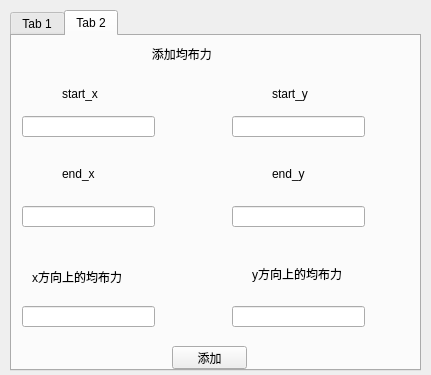
Old version of the form finite-element-cuda-new/DialogAddForces.ui in the repository epocode/finite-element-cuda-new.
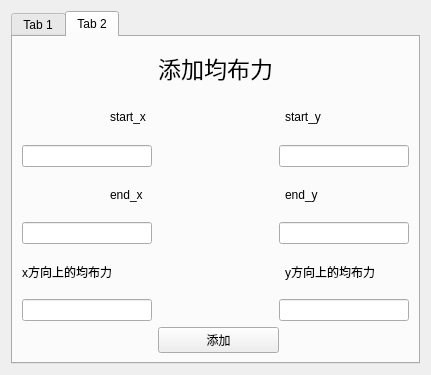
New version of the form. The open tabs and pages were chosen to show the change.

Diff of the .ui file:
```diff
--- a/finite-element-cuda-new/DialogAddForces.ui
+++ b/finite-element-cuda-new/DialogAddForces.ui
@@ -13,311 +13,479 @@
   <property name="windowTitle">
    <string>Dialog</string>
   </property>
-  <widget class="QTabWidget" name="tabWidget">
-   <property name="geometry">
-    <rect>
-     <x>10</x>
-     <y>10</y>
-     <width>411</width>
-     <height>361</height>
-    </rect>
-   </property>
-   <property name="currentIndex">
-    <number>1</number>
-   </property>
-   <widget class="QWidget" name="tab">
-    <attribute name="title">
-     <string>Tab 1</string>
-    </attribute>
-    <widget class="QLineEdit" name="lineEdit_3">
-     <property name="geometry">
-      <rect>
-       <x>20</x>
-       <y>180</y>
-       <width>133</width>
-       <height>21</height>
-      </rect>
+  <layout class="QVBoxLayout" name="verticalLayout">
+   <item>
+    <widget class="QTabWidget" name="tabWidget">
+     <property name="currentIndex">
+      <number>0</number>
      </property>
+     <widget class="QWidget" name="tab">
+      <attribute name="title">
+       <string>Tab 1</string>
+      </attribute>
+      <layout class="QGridLayout" name="gridLayout">
+       <item row="0" column="0">
+        <spacer name="horizontalSpacer_7">
+         <property name="orientation">
+          <enum>Qt::Orientation::Horizontal</enum>
+         </property>
+         <property name="sizeHint" stdset="0">
+          <size>
+           <width>96</width>
+           <height>20</height>
+          </size>
+         </property>
+        </spacer>
+       </item>
+       <item row="0" column="1" colspan="7">
+        <widget class="QLabel" name="label_16">
+         <property name="font">
+          <font>
+           <pointsize>16</pointsize>
+          </font>
+         </property>
+         <property name="text">
+          <string>     添加集中力</string>
+         </property>
+        </widget>
+       </item>
+       <item row="0" column="8">
+        <spacer name="horizontalSpacer_8">
+         <property name="orientation">
+          <enum>Qt::Orientation::Horizontal</enum>
+         </property>
+         <property name="sizeHint" stdset="0">
+          <size>
+           <width>96</width>
+           <height>20</height>
+          </size>
+         </property>
+        </spacer>
+       </item>
+       <item row="1" column="0">
+        <spacer name="horizontalSpacer_9">
+         <property name="orientation">
+          <enum>Qt::Orientation::Horizontal</enum>
+         </property>
+         <property name="sizeHint" stdset="0">
+          <size>
+           <width>96</width>
+           <height>20</height>
+          </size>
+         </property>
+        </spacer>
+       </item>
+       <item row="1" column="1">
+        <widget class="QLabel" name="label_17">
+         <property name="text">
+          <string>x</string>
+         </property>
+        </widget>
+       </item>
+       <item row="1" column="2" colspan="5">
+        <spacer name="horizontalSpacer_6">
+         <property name="orientation">
+          <enum>Qt::Orientation::Horizontal</enum>
+         </property>
+         <property name="sizeHint" stdset="0">
+          <size>
+           <width>150</width>
+           <height>20</height>
+          </size>
+         </property>
+        </spacer>
+       </item>
+       <item row="1" column="7">
+        <widget class="QLabel" name="label_7">
+         <property name="text">
+          <string>y</string>
+         </property>
+        </widget>
+       </item>
+       <item row="1" column="8">
+        <spacer name="horizontalSpacer_10">
+         <property name="orientation">
+          <enum>Qt::Orientation::Horizontal</enum>
+         </property>
+         <property name="sizeHint" stdset="0">
+          <size>
+           <width>96</width>
+           <height>20</height>
+          </size>
+         </property>
+        </spacer>
+       </item>
+       <item row="2" column="0" colspan="4">
+        <widget class="QLineEdit" name="lineEdit_1"/>
+       </item>
+       <item row="2" column="4">
+        <spacer name="horizontalSpacer">
+         <property name="orientation">
+          <enum>Qt::Orientation::Horizontal</enum>
+         </property>
+         <property name="sizeHint" stdset="0">
+          <size>
+           <width>126</width>
+           <height>20</height>
+          </size>
+         </property>
+        </spacer>
+       </item>
+       <item row="2" column="5" colspan="4">
+        <widget class="QLineEdit" name="lineEdit_2"/>
+       </item>
+       <item row="3" column="0" colspan="3">
+        <widget class="QLabel" name="label_14">
+         <property name="text">
+          <string>x方向上力的大小</string>
+         </property>
+        </widget>
+       </item>
+       <item row="3" column="4">
+        <spacer name="horizontalSpacer_5">
+         <property name="orientation">
+          <enum>Qt::Orientation::Horizontal</enum>
+         </property>
+         <property name="sizeHint" stdset="0">
+          <size>
+           <width>126</width>
+           <height>20</height>
+          </size>
+         </property>
+        </spacer>
+       </item>
+       <item row="3" column="5" colspan="4">
+        <widget class="QLabel" name="label_15">
+         <property name="text">
+          <string>y方向上力的大小</string>
+         </property>
+        </widget>
+       </item>
+       <item row="4" column="0" colspan="4">
+        <widget class="QLineEdit" name="lineEdit_3"/>
+       </item>
+       <item row="4" column="4">
+        <spacer name="horizontalSpacer_2">
+         <property name="orientation">
+          <enum>Qt::Orientation::Horizontal</enum>
+         </property>
+         <property name="sizeHint" stdset="0">
+          <size>
+           <width>126</width>
+           <height>20</height>
+          </size>
+         </property>
+        </spacer>
+       </item>
+       <item row="4" column="5" colspan="4">
+        <widget class="QLineEdit" name="lineEdit_4"/>
+       </item>
+       <item row="5" column="0" colspan="3">
+        <spacer name="horizontalSpacer_3">
+         <property name="orientation">
+          <enum>Qt::Orientation::Horizontal</enum>
+         </property>
+         <property name="sizeHint" stdset="0">
+          <size>
+           <width>115</width>
+           <height>20</height>
+          </size>
+         </property>
+        </spacer>
+       </item>
+       <item row="5" column="3" colspan="3">
+        <widget class="QPushButton" name="pushButton">
+         <property name="text">
+          <string>添加</string>
+         </property>
+        </widget>
+       </item>
+       <item row="5" column="6" colspan="3">
+        <spacer name="horizontalSpacer_4">
+         <property name="orientation">
+          <enum>Qt::Orientation::Horizontal</enum>
+         </property>
+         <property name="sizeHint" stdset="0">
+          <size>
+           <width>115</width>
+           <height>20</height>
+          </size>
+         </property>
+        </spacer>
+       </item>
+      </layout>
+     </widget>
+     <widget class="QWidget" name="tab_2">
+      <attribute name="title">
+       <string>Tab 2</string>
+      </attribute>
+      <layout class="QGridLayout" name="gridLayout_2">
+       <item row="0" column="0" colspan="3">
+        <spacer name="horizontalSpacer_11">
+         <property name="orientation">
+          <enum>Qt::Orientation::Horizontal</enum>
+         </property>
+         <property name="sizeHint" stdset="0">
+          <size>
+           <width>127</width>
+           <height>20</height>
+          </size>
+         </property>
+        </spacer>
+       </item>
+       <item row="0" column="3">
+        <widget class="QLabel" name="label_24">
+         <property name="font">
+          <font>
+           <pointsize>17</pointsize>
+          </font>
+         </property>
+         <property name="text">
+          <string>添加均布力</string>
+         </property>
+        </widget>
+       </item>
+       <item row="0" column="5" colspan="2">
+        <spacer name="horizontalSpacer_12">
+         <property name="orientation">
+          <enum>Qt::Orientation::Horizontal</enum>
+         </property>
+         <property name="sizeHint" stdset="0">
+          <size>
+           <width>121</width>
+           <height>20</height>
+          </size>
+         </property>
+        </spacer>
+       </item>
+       <item row="1" column="0">
+        <spacer name="horizontalSpacer_15">
+         <property name="orientation">
+          <enum>Qt::Orientation::Horizontal</enum>
+         </property>
+         <property name="sizeHint" stdset="0">
+          <size>
+           <width>77</width>
+           <height>18</height>
+          </size>
+         </property>
+        </spacer>
+       </item>
+       <item row="1" column="1">
+        <widget class="QLabel" name="label_21">
+         <property name="text">
+          <string>start_x</string>
+         </property>
+        </widget>
+       </item>
+       <item row="1" column="2" colspan="3">
+        <spacer name="horizontalSpacer_14">
+         <property name="orientation">
+          <enum>Qt::Orientation::Horizontal</enum>
+         </property>
+         <property name="sizeHint" stdset="0">
+          <size>
+           <width>126</width>
+           <height>20</height>
+          </size>
+         </property>
+        </spacer>
+       </item>
+       <item row="1" column="5">
+        <widget class="QLabel" name="label_23">
+         <property name="text">
+          <string>start_y</string>
+         </property>
+        </widget>
+       </item>
+       <item row="1" column="6">
+        <spacer name="horizontalSpacer_16">
+         <property name="orientation">
+          <enum>Qt::Orientation::Horizontal</enum>
+         </property>
+         <property name="sizeHint" stdset="0">
+          <size>
+           <width>77</width>
+           <height>20</height>
+          </size>
+         </property>
+        </spacer>
+       </item>
+       <item row="2" column="0" colspan="3">
+        <widget class="QLineEdit" name="lineEdit_5"/>
+       </item>
+       <item row="2" column="3">
+        <spacer name="horizontalSpacer_13">
+         <property name="orientation">
+          <enum>Qt::Orientation::Horizontal</enum>
+         </property>
+         <property name="sizeHint" stdset="0">
+          <size>
+           <width>114</width>
+           <height>20</height>
+          </size>
+         </property>
+        </spacer>
+       </item>
+       <item row="2" column="4" colspan="3">
+        <widget class="QLineEdit" name="lineEdit_6"/>
+       </item>
+       <item row="3" column="0">
+        <spacer name="horizontalSpacer_18">
+         <property name="orientation">
+          <enum>Qt::Orientation::Horizontal</enum>
+         </property>
+         <property name="sizeHint" stdset="0">
+          <size>
+           <width>77</width>
+           <height>18</height>
+          </size>
+         </property>
+        </spacer>
+       </item>
+       <item row="3" column="1">
+        <widget class="QLabel" name="label_20">
+         <property name="text">
+          <string>end_x</string>
+         </property>
+        </widget>
+       </item>
+       <item row="3" column="2" colspan="3">
+        <spacer name="horizontalSpacer_17">
+         <property name="orientation">
+          <enum>Qt::Orientation::Horizontal</enum>
+         </property>
+         <property name="sizeHint" stdset="0">
+          <size>
+           <width>126</width>
+           <height>20</height>
+          </size>
+         </property>
+        </spacer>
+       </item>
+       <item row="3" column="5">
+        <widget class="QLabel" name="label_22">
+         <property name="text">
+          <string>end_y</string>
+         </property>
+        </widget>
+       </item>
+       <item row="3" column="6">
+        <spacer name="horizontalSpacer_19">
+         <property name="orientation">
+          <enum>Qt::Orientation::Horizontal</enum>
+         </property>
+         <property name="sizeHint" stdset="0">
+          <size>
+           <width>77</width>
+           <height>20</height>
+          </size>
+         </property>
+        </spacer>
+       </item>
+       <item row="4" column="0" colspan="3">
+        <widget class="QLineEdit" name="lineEdit_7"/>
+       </item>
+       <item row="4" column="3">
+        <spacer name="horizontalSpacer_20">
+         <property name="orientation">
+          <enum>Qt::Orientation::Horizontal</enum>
+         </property>
+         <property name="sizeHint" stdset="0">
+          <size>
+           <width>114</width>
+           <height>20</height>
+          </size>
+         </property>
+        </spacer>
+       </item>
+       <item row="4" column="4" colspan="3">
+        <widget class="QLineEdit" name="lineEdit_8"/>
+       </item>
+       <item row="5" column="0" colspan="3">
+        <widget class="QLabel" name="label_18">
+         <property name="text">
+          <string>x方向上的均布力</string>
+         </property>
+        </widget>
+       </item>
+       <item row="5" column="3">
+        <spacer name="horizontalSpacer_21">
+         <property name="orientation">
+          <enum>Qt::Orientation::Horizontal</enum>
+         </property>
+         <property name="sizeHint" stdset="0">
+          <size>
+           <width>114</width>
+           <height>20</height>
+          </size>
+         </property>
+        </spacer>
+       </item>
+       <item row="5" column="5" colspan="2">
+        <widget class="QLabel" name="label_19">
+         <property name="text">
+          <string>y方向上的均布力</string>
+         </property>
+        </widget>
+       </item>
+       <item row="6" column="0" colspan="3">
+        <widget class="QLineEdit" name="lineEdit_9"/>
+       </item>
+       <item row="6" column="3">
+        <spacer name="horizontalSpacer_22">
+         <property name="orientation">
+          <enum>Qt::Orientation::Horizontal</enum>
+         </property>
+         <property name="sizeHint" stdset="0">
+          <size>
+           <width>114</width>
+           <height>20</height>
+          </size>
+         </property>
+        </spacer>
+       </item>
+       <item row="6" column="4" colspan="3">
+        <widget class="QLineEdit" name="lineEdit_10"/>
+       </item>
+       <item row="7" column="0" colspan="3">
+        <spacer name="horizontalSpacer_23">
+         <property name="orientation">
+          <enum>Qt::Orientation::Horizontal</enum>
+         </property>
+         <property name="sizeHint" stdset="0">
+          <size>
+           <width>127</width>
+           <height>20</height>
+          </size>
+         </property>
+        </spacer>
+       </item>
+       <item row="7" column="3" colspan="2">
+        <widget class="QPushButton" name="pushButton_2">
+         <property name="text">
+          <string>添加</string>
+         </property>
+        </widget>
+       </item>
+       <item row="7" column="5" colspan="2">
+        <spacer name="horizontalSpacer_24">
+         <property name="orientation">
+          <enum>Qt::Orientation::Horizontal</enum>
+         </property>
+         <property name="sizeHint" stdset="0">
+          <size>
+           <width>121</width>
+           <height>20</height>
+          </size>
+         </property>
+        </spacer>
+       </item>
+      </layout>
+     </widget>
     </widget>
-    <widget class="QLabel" name="label_7">
-     <property name="geometry">
-      <rect>
-       <x>270</x>
-       <y>40</y>
-       <width>16</width>
-       <height>16</height>
-      </rect>
-     </property>
-     <property name="text">
-      <string>y</string>
-     </property>
-    </widget>
-    <widget class="QLabel" name="label_14">
-     <property name="geometry">
-      <rect>
-       <x>30</x>
-       <y>140</y>
-       <width>90</width>
-       <height>16</height>
-      </rect>
-     </property>
-     <property name="text">
-      <string>x方向上力的大小</string>
-     </property>
-    </widget>
-    <widget class="QLineEdit" name="lineEdit_4">
-     <property name="geometry">
-      <rect>
-       <x>220</x>
-       <y>180</y>
-       <width>133</width>
-       <height>21</height>
-      </rect>
-     </property>
-    </widget>
-    <widget class="QLineEdit" name="lineEdit_2">
-     <property name="geometry">
-      <rect>
-       <x>220</x>
-       <y>70</y>
-       <width>133</width>
-       <height>21</height>
-      </rect>
-     </property>
-    </widget>
-    <widget class="QLineEdit" name="lineEdit_1">
-     <property name="geometry">
-      <rect>
-       <x>20</x>
-       <y>70</y>
-       <width>133</width>
-       <height>21</height>
-      </rect>
-     </property>
-    </widget>
-    <widget class="QLabel" name="label_15">
-     <property name="geometry">
-      <rect>
-       <x>230</x>
-       <y>140</y>
-       <width>90</width>
-       <height>16</height>
-      </rect>
-     </property>
-     <property name="text">
-      <string>y方向上力的大小</string>
-     </property>
-    </widget>
-    <widget class="QLabel" name="label_16">
-     <property name="geometry">
-      <rect>
-       <x>10</x>
-       <y>10</y>
-       <width>208</width>
-       <height>16</height>
-      </rect>
-     </property>
-     <property name="text">
-      <string>                                     添加集中力</string>
-     </property>
-    </widget>
-    <widget class="QLabel" name="label_17">
-     <property name="geometry">
-      <rect>
-       <x>70</x>
-       <y>40</y>
-       <width>16</width>
-       <height>16</height>
-      </rect>
-     </property>
-     <property name="text">
-      <string>x</string>
-     </property>
-    </widget>
-    <widget class="QPushButton" name="pushButton">
-     <property name="geometry">
-      <rect>
-       <x>150</x>
-       <y>260</y>
-       <width>91</width>
-       <height>21</height>
-      </rect>
-     </property>
-     <property name="text">
-      <string>添加</string>
-     </property>
-    </widget>
-   </widget>
-   <widget class="QWidget" name="tab_2">
-    <attribute name="title">
-     <string>Tab 2</string>
-    </attribute>
-    <widget class="QLabel" name="label_18">
-     <property name="geometry">
-      <rect>
-       <x>20</x>
-       <y>230</y>
-       <width>111</width>
-       <height>21</height>
-      </rect>
-     </property>
-     <property name="text">
-      <string>x方向上的均布力</string>
-     </property>
-    </widget>
-    <widget class="QLineEdit" name="lineEdit_8">
-     <property name="geometry">
-      <rect>
-       <x>220</x>
-       <y>170</y>
-       <width>133</width>
-       <height>21</height>
-      </rect>
-     </property>
-    </widget>
-    <widget class="QLineEdit" name="lineEdit_5">
-     <property name="geometry">
-      <rect>
-       <x>10</x>
-       <y>80</y>
-       <width>133</width>
-       <height>21</height>
-      </rect>
-     </property>
-    </widget>
-    <widget class="QLabel" name="label_19">
-     <property name="geometry">
-      <rect>
-       <x>240</x>
-       <y>230</y>
-       <width>101</width>
-       <height>16</height>
-      </rect>
-     </property>
-     <property name="text">
-      <string>y方向上的均布力</string>
-     </property>
-    </widget>
-    <widget class="QLineEdit" name="lineEdit_7">
-     <property name="geometry">
-      <rect>
-       <x>10</x>
-       <y>170</y>
-       <width>133</width>
-       <height>21</height>
-      </rect>
-     </property>
-    </widget>
-    <widget class="QLabel" name="label_20">
-     <property name="geometry">
-      <rect>
-       <x>50</x>
-       <y>130</y>
-       <width>33</width>
-       <height>16</height>
-      </rect>
-     </property>
-     <property name="text">
-      <string>end_x</string>
-     </property>
-    </widget>
-    <widget class="QLabel" name="label_21">
-     <property name="geometry">
-      <rect>
-       <x>50</x>
-       <y>50</y>
-       <width>37</width>
-       <height>16</height>
-      </rect>
-     </property>
-     <property name="text">
-      <string>start_x</string>
-     </property>
-    </widget>
-    <widget class="QLineEdit" name="lineEdit_9">
-     <property name="geometry">
-      <rect>
-       <x>10</x>
-       <y>270</y>
-       <width>133</width>
-       <height>21</height>
-      </rect>
-     </property>
-    </widget>
-    <widget class="QLineEdit" name="lineEdit_6">
-     <property name="geometry">
-      <rect>
-       <x>220</x>
-       <y>80</y>
-       <width>133</width>
-       <height>21</height>
-      </rect>
-     </property>
-    </widget>
-    <widget class="QLineEdit" name="lineEdit_10">
-     <property name="geometry">
-      <rect>
-       <x>220</x>
-       <y>270</y>
-       <width>133</width>
-       <height>21</height>
-      </rect>
-     </property>
-    </widget>
-    <widget class="QLabel" name="label_22">
-     <property name="geometry">
-      <rect>
-       <x>260</x>
-       <y>130</y>
-       <width>33</width>
-       <height>16</height>
-      </rect>
-     </property>
-     <property name="text">
-      <string>end_y</string>
-     </property>
-    </widget>
-    <widget class="QLabel" name="label_23">
-     <property name="geometry">
-      <rect>
-       <x>260</x>
-       <y>50</y>
-       <width>37</width>
-       <height>16</height>
-      </rect>
-     </property>
-     <property name="text">
-      <string>start_y</string>
-     </property>
-    </widget>
-    <widget class="QLabel" name="label_24">
-     <property name="geometry">
-      <rect>
-       <x>20</x>
-       <y>10</y>
-       <width>452</width>
-       <height>16</height>
-      </rect>
-     </property>
-     <property name="text">
-      <string>                                    添加均布力</string>
-     </property>
-    </widget>
-    <widget class="QPushButton" name="pushButton_2">
-     <property name="geometry">
-      <rect>
-       <x>160</x>
-       <y>310</y>
-       <width>75</width>
-       <height>23</height>
-      </rect>
-     </property>
-     <property name="text">
-      <string>添加</string>
-     </property>
-    </widget>
-   </widget>
-  </widget>
+   </item>
+  </layout>
  </widget>
  <tabstops>
   <tabstop>lineEdit_1</tabstop>
```
